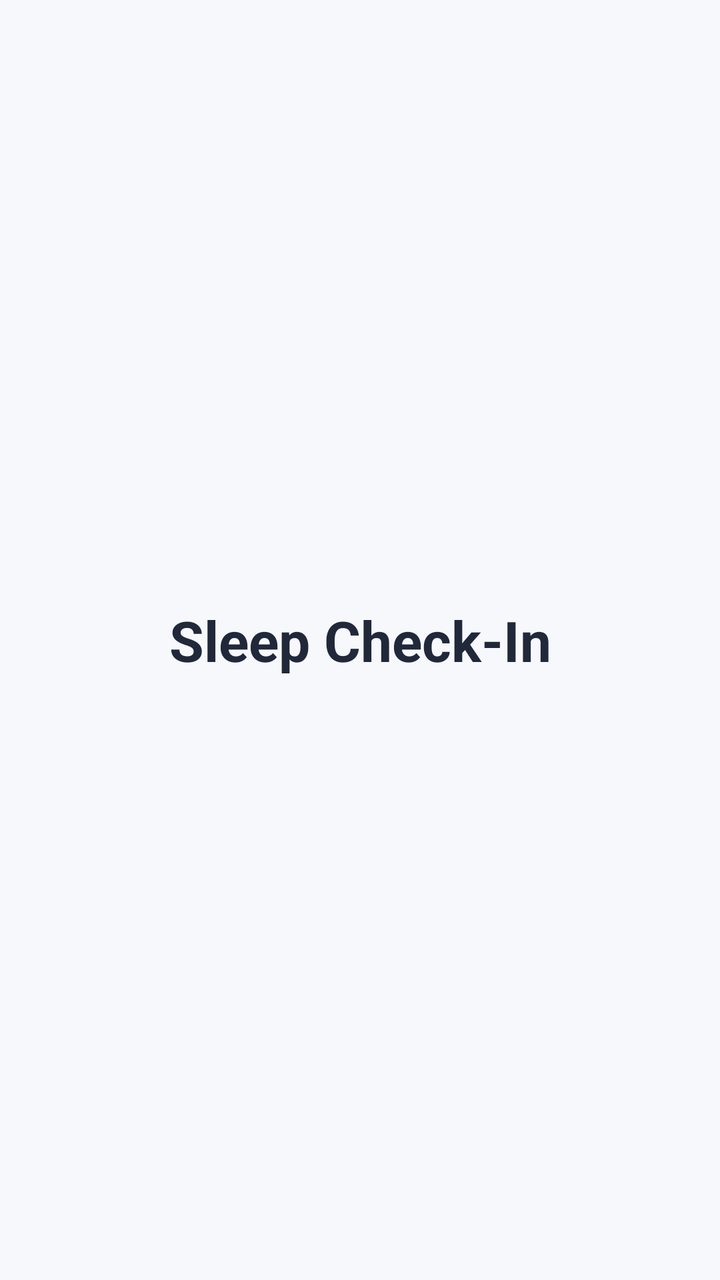
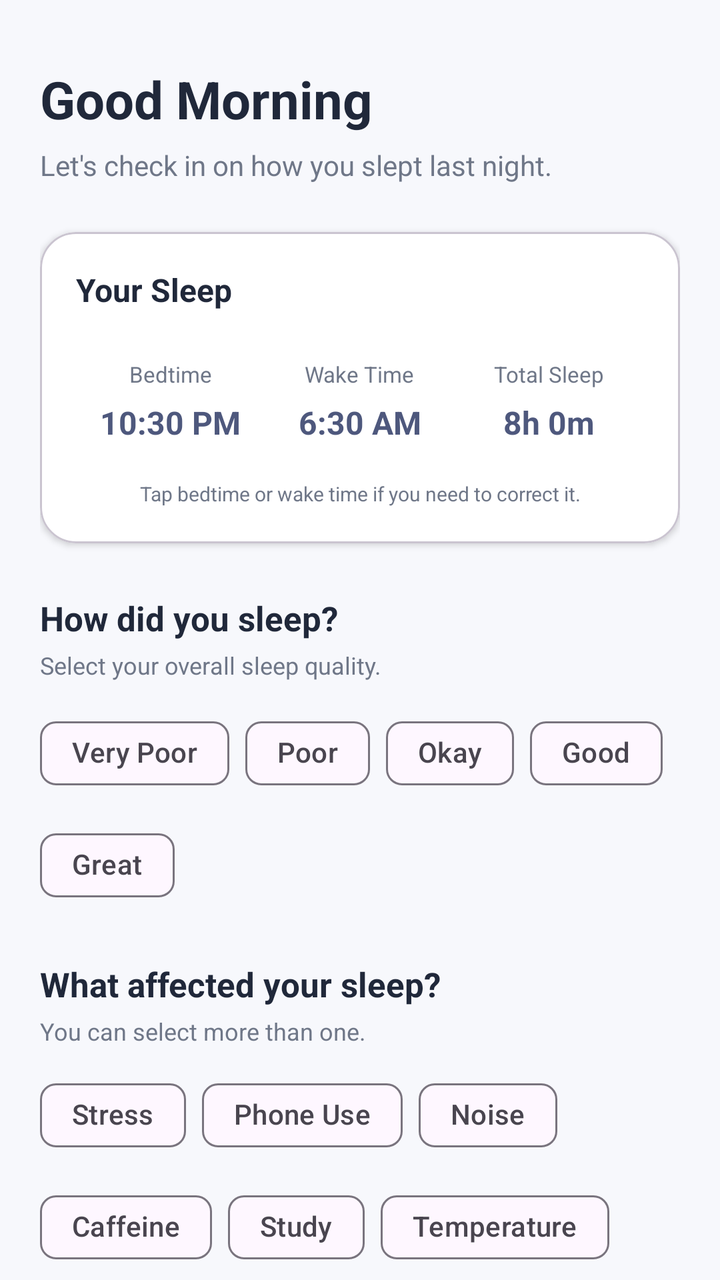

An Android layout rendered at two revisions. The XML below is the earlier revision; the diff shows what the commit changed to produce the second picture.
<!-- AndroidManifest.xml: application theme Theme.MoodMateSleep -->
<!-- res/layout/fragment_sleep_check_in.xml -->
<?xml version="1.0" encoding="utf-8"?>
<androidx.constraintlayout.widget.ConstraintLayout
    xmlns:android="http://schemas.android.com/apk/res/android"
    xmlns:app="http://schemas.android.com/apk/res-auto"
    android:layout_width="match_parent"
    android:layout_height="match_parent"
    android:background="@color/moodmate_background">

    <TextView
        android:layout_width="wrap_content"
        android:layout_height="wrap_content"
        android:text="Sleep Check-In"
        android:textColor="@color/moodmate_text_primary"
        android:textSize="28sp"
        android:textStyle="bold"
        app:layout_constraintBottom_toBottomOf="parent"
        app:layout_constraintEnd_toEndOf="parent"
        app:layout_constraintStart_toStartOf="parent"
        app:layout_constraintTop_toTopOf="parent" />

</androidx.constraintlayout.widget.ConstraintLayout>
<!-- resources referenced by this layout -->
<resources>
  <color name="moodmate_background">#F7F8FC</color>
  <color name="moodmate_text_primary">#20283A</color>
  <style name="Theme.MoodMateSleep" parent="Theme.Material3.DayNight.NoActionBar">
  
          <item name="colorPrimary">@color/moodmate_primary</item>
  
          <item name="colorSecondary">@color/moodmate_teal</item>
  
          <item name="android:colorAccent">@color/moodmate_teal</item>
  
          <item name="android:windowLightStatusBar">true</item>
  
          <item name="android:statusBarColor">@color/moodmate_background</item>
  
          <item name="android:navigationBarColor">@color/moodmate_background</item>
  
          <item name="android:windowBackground">@color/moodmate_background</item>
  
      </style>
  <color name="moodmate_primary">#4E587D</color>
  <color name="moodmate_teal">#78B8A8</color>
</resources>

<!-- the commit's change to res/layout/fragment_sleep_check_in.xml (unified diff, before → after) -->
@@ -1,21 +1,350 @@
 <?xml version="1.0" encoding="utf-8"?>
-<androidx.constraintlayout.widget.ConstraintLayout
+<ScrollView
     xmlns:android="http://schemas.android.com/apk/res/android"
     xmlns:app="http://schemas.android.com/apk/res-auto"
     android:layout_width="match_parent"
     android:layout_height="match_parent"
-    android:background="@color/moodmate_background">
-
-    <TextView
-        android:layout_width="wrap_content"
+    android:background="@color/moodmate_background"
+    android:fillViewport="true"
+    android:scrollbars="none">
+
+    <LinearLayout
+        android:layout_width="match_parent"
         android:layout_height="wrap_content"
-        android:text="Sleep Check-In"
-        android:textColor="@color/moodmate_text_primary"
-        android:textSize="28sp"
-        android:textStyle="bold"
-        app:layout_constraintBottom_toBottomOf="parent"
-        app:layout_constraintEnd_toEndOf="parent"
-        app:layout_constraintStart_toStartOf="parent"
-        app:layout_constraintTop_toTopOf="parent" />
-
-</androidx.constraintlayout.widget.ConstraintLayout>
+        android:orientation="vertical"
+        android:paddingStart="20dp"
+        android:paddingTop="32dp"
+        android:paddingEnd="20dp"
+        android:paddingBottom="32dp">
+
+        <TextView
+            android:id="@+id/tvCheckInTitle"
+            android:layout_width="match_parent"
+            android:layout_height="wrap_content"
+            android:text="Good Morning"
+            android:textColor="@color/moodmate_text_primary"
+            android:textSize="26sp"
+            android:textStyle="bold" />
+
+        <TextView
+            android:layout_width="match_parent"
+            android:layout_height="wrap_content"
+            android:layout_marginTop="6dp"
+            android:text="Let's check in on how you slept last night."
+            android:textColor="@color/moodmate_text_secondary"
+            android:textSize="14sp" />
+
+        
+        <com.google.android.material.card.MaterialCardView
+            android:layout_width="match_parent"
+            android:layout_height="wrap_content"
+            android:layout_marginTop="24dp"
+            app:cardBackgroundColor="@color/moodmate_card"
+            app:cardCornerRadius="18dp"
+            app:cardElevation="2dp">
+
+            <LinearLayout
+                android:layout_width="match_parent"
+                android:layout_height="wrap_content"
+                android:orientation="vertical"
+                android:padding="18dp">
+
+                <TextView
+                    android:layout_width="wrap_content"
+                    android:layout_height="wrap_content"
+                    android:text="Your Sleep"
+                    android:textColor="@color/moodmate_text_primary"
+                    android:textSize="16sp"
+                    android:textStyle="bold" />
+
+                <LinearLayout
+                    android:layout_width="match_parent"
+                    android:layout_height="wrap_content"
+                    android:layout_marginTop="18dp"
+                    android:orientation="horizontal"
+                    android:weightSum="3">
+
+                    
+                    <LinearLayout
+                        android:id="@+id/bedtimeBox"
+                        android:layout_width="0dp"
+                        android:layout_height="wrap_content"
+                        android:layout_weight="1"
+                        android:clickable="true"
+                        android:focusable="true"
+                        android:gravity="center"
+                        android:orientation="vertical"
+                        android:padding="6dp">
+
+                        <TextView
+                            android:layout_width="wrap_content"
+                            android:layout_height="wrap_content"
+                            android:text="Bedtime"
+                            android:textColor="@color/moodmate_text_secondary"
+                            android:textSize="11sp" />
+
+                        <TextView
+                            android:id="@+id/tvBedtimeValue"
+                            android:layout_width="wrap_content"
+                            android:layout_height="wrap_content"
+                            android:layout_marginTop="6dp"
+                            android:text="10:30 PM"
+                            android:textColor="@color/moodmate_primary"
+                            android:textSize="16sp"
+                            android:textStyle="bold" />
+
+                    </LinearLayout>
+
+                    
+                    <LinearLayout
+                        android:id="@+id/wakeTimeBox"
+                        android:layout_width="0dp"
+                        android:layout_height="wrap_content"
+                        android:layout_weight="1"
+                        android:clickable="true"
+                        android:focusable="true"
+                        android:gravity="center"
+                        android:orientation="vertical"
+                        android:padding="6dp">
+
+                        <TextView
+                            android:layout_width="wrap_content"
+                            android:layout_height="wrap_content"
+                            android:text="Wake Time"
+                            android:textColor="@color/moodmate_text_secondary"
+                            android:textSize="11sp" />
+
+                        <TextView
+                            android:id="@+id/tvWakeTimeValue"
+                            android:layout_width="wrap_content"
+                            android:layout_height="wrap_content"
+                            android:layout_marginTop="6dp"
+                            android:text="6:30 AM"
+                            android:textColor="@color/moodmate_primary"
+                            android:textSize="16sp"
+                            android:textStyle="bold" />
+
+                    </LinearLayout>
+
+                    
+                    <LinearLayout
+                        android:layout_width="0dp"
+                        android:layout_height="wrap_content"
+                        android:layout_weight="1"
+                        android:gravity="center"
+                        android:orientation="vertical"
+                        android:padding="6dp">
+
+                        <TextView
+                            android:layout_width="wrap_content"
+                            android:layout_height="wrap_content"
+                            android:text="Total Sleep"
+                            android:textColor="@color/moodmate_text_secondary"
+                            android:textSize="11sp" />
+
+                        <TextView
+                            android:id="@+id/tvDurationValue"
+                            android:layout_width="wrap_content"
+                            android:layout_height="wrap_content"
+                            android:layout_marginTop="6dp"
+                            android:text="8h 0m"
+                            android:textColor="@color/moodmate_primary"
+                            android:textSize="16sp"
+                            android:textStyle="bold" />
+
+                    </LinearLayout>
+
+                </LinearLayout>
+
+                <TextView
+                    android:layout_width="match_parent"
+                    android:layout_height="wrap_content"
+                    android:layout_marginTop="12dp"
+                    android:gravity="center"
+                    android:text="Tap bedtime or wake time if you need to correct it."
+                    android:textColor="@color/moodmate_text_secondary"
+                    android:textSize="10sp" />
+
+            </LinearLayout>
+
+        </com.google.android.material.card.MaterialCardView>
+
+        
+        <TextView
+            android:layout_width="wrap_content"
+            android:layout_height="wrap_content"
+            android:layout_marginTop="26dp"
+            android:text="How did you sleep?"
+            android:textColor="@color/moodmate_text_primary"
+            android:textSize="17sp"
+            android:textStyle="bold" />
+
+        <TextView
+            android:layout_width="wrap_content"
+            android:layout_height="wrap_content"
+            android:layout_marginTop="4dp"
+            android:text="Select your overall sleep quality."
+            android:textColor="@color/moodmate_text_secondary"
+            android:textSize="12sp" />
+
+        <com.google.android.material.chip.ChipGroup
+            android:id="@+id/chipGroupQuality"
+            android:layout_width="match_parent"
+            android:layout_height="wrap_content"
+            android:layout_marginTop="12dp"
+            app:selectionRequired="false"
+            app:singleSelection="true">
+
+            <com.google.android.material.chip.Chip
+                android:id="@+id/chipVeryPoor"
+                style="@style/Widget.Material3.Chip.Filter"
+                android:layout_width="wrap_content"
+                android:layout_height="wrap_content"
+                android:checkable="true"
+                android:text="Very Poor" />
+
+            <com.google.android.material.chip.Chip
+                android:id="@+id/chipPoor"
+                style="@style/Widget.Material3.Chip.Filter"
+                android:layout_width="wrap_content"
+                android:layout_height="wrap_content"
+                android:checkable="true"
+                android:text="Poor" />
+
+            <com.google.android.material.chip.Chip
+                android:id="@+id/chipOkay"
+                style="@style/Widget.Material3.Chip.Filter"
+                android:layout_width="wrap_content"
+                android:layout_height="wrap_content"
+                android:checkable="true"
+                android:text="Okay" />
+
+            <com.google.android.material.chip.Chip
+                android:id="@+id/chipGood"
+                style="@style/Widget.Material3.Chip.Filter"
+                android:layout_width="wrap_content"
+                android:layout_height="wrap_content"
+                android:checkable="true"
+                android:text="Good" />
+
+            <com.google.android.material.chip.Chip
+                android:id="@+id/chipGreat"
+                style="@style/Widget.Material3.Chip.Filter"
+                android:layout_width="wrap_content"
+                android:layout_height="wrap_content"
+                android:checkable="true"
+                android:text="Great" />
+
+        </com.google.android.material.chip.ChipGroup>
+
+        
+        <TextView
+            android:layout_width="wrap_content"
+            android:layout_height="wrap_content"
+            android:layout_marginTop="24dp"
+            android:text="What affected your sleep?"
+            android:textColor="@color/moodmate_text_primary"
+            android:textSize="17sp"
+            android:textStyle="bold" />
+
+        <TextView
+            android:layout_width="wrap_content"
+            android:layout_height="wrap_content"
+            android:layout_marginTop="4dp"
+            android:text="You can select more than one."
+            android:textColor="@color/moodmate_text_secondary"
+            android:textSize="12sp" />
+
+        <com.google.android.material.chip.ChipGroup
+            android:id="@+id/chipGroupFactors"
+            android:layout_width="match_parent"
+            android:layout_height="wrap_content"
+            android:layout_marginTop="10dp"
+            app:singleSelection="false">
+
+            <com.google.android.material.chip.Chip
+                android:id="@+id/chipStress"
+                style="@style/Widget.Material3.Chip.Filter"
+                android:layout_width="wrap_content"
+                android:layout_height="wrap_content"
+                android:checkable="true"
+                android:text="Stress" />
+
+            <com.google.android.material.chip.Chip
+                android:id="@+id/chipPhone"
+                style="@style/Widget.Material3.Chip.Filter"
+                android:layout_width="wrap_content"
+                android:layout_height="wrap_content"
+                android:checkable="true"
+                android:text="Phone Use" />
+
+            <com.google.android.material.chip.Chip
+                android:id="@+id/chipNoise"
+                style="@style/Widget.Material3.Chip.Filter"
+                android:layout_width="wrap_content"
+                android:layout_height="wrap_content"
+                android:checkable="true"
+                android:text="Noise" />
+
+            <com.google.android.material.chip.Chip
+                android:id="@+id/chipCaffeine"
+                style="@style/Widget.Material3.Chip.Filter"
+                android:layout_width="wrap_content"
+                android:layout_height="wrap_content"
+                android:checkable="true"
+                android:text="Caffeine" />
+
+            <com.google.android.material.chip.Chip
+                android:id="@+id/chipStudy"
+                style="@style/Widget.Material3.Chip.Filter"
+                android:layout_width="wrap_content"
+                android:layout_height="wrap_content"
+                android:checkable="true"
+                android:text="Study" />
+
+            <com.google.android.material.chip.Chip
+                android:id="@+id/chipTemperature"
+                style="@style/Widget.Material3.Chip.Filter"
+                android:layout_width="wrap_content"
+                android:layout_height="wrap_content"
+                android:checkable="true"
+                android:text="Temperature" />
+
+        </com.google.android.material.chip.ChipGroup>
+
+        
+        <com.google.android.material.textfield.TextInputLayout
+            android:id="@+id/noteInputLayout"
+            style="@style/Widget.Material3.TextInputLayout.OutlinedBox"
+            android:layout_width="match_parent"
+            android:layout_height="wrap_content"
+            android:layout_marginTop="24dp"
+            android:hint="Optional note">
+
+            <com.google.android.material.textfield.TextInputEditText
+                android:id="@+id/etSleepNote"
+                android:layout_width="match_parent"
+                android:layout_height="100dp"
+                android:gravity="top"
+                android:inputType="textMultiLine"
+                android:maxLines="4"
+                android:paddingTop="14dp"
+                android:textSize="14sp" />
+
+        </com.google.android.material.textfield.TextInputLayout>
+
+        <com.google.android.material.button.MaterialButton
+            android:id="@+id/btnContinue"
+            android:layout_width="match_parent"
+            android:layout_height="58dp"
+            android:layout_marginTop="24dp"
+            android:text="Continue"
+            android:textAllCaps="false"
+            android:textSize="16sp"
+            android:textStyle="bold"
+            app:backgroundTint="@color/moodmate_primary"
+            app:cornerRadius="28dp" />
+
+    </LinearLayout>
+
+</ScrollView>
<!-- resource entries referenced after the edit -->
@@ -1,7 +1,10 @@
 <!-- resources referenced by this layout -->
 <resources>
   <color name="moodmate_background">#F7F8FC</color>
+  <color name="moodmate_card">#FFFFFF</color>
+  <color name="moodmate_primary">#4E587D</color>
   <color name="moodmate_text_primary">#20283A</color>
+  <color name="moodmate_text_secondary">#6F7788</color>
   <style name="Theme.MoodMateSleep" parent="Theme.Material3.DayNight.NoActionBar">
   
           <item name="colorPrimary">@color/moodmate_primary</item>
@@ -19,7 +22,6 @@
           <item name="android:windowBackground">@color/moodmate_background</item>
   
       </style>
-  <color name="moodmate_primary">#4E587D</color>
   <color name="moodmate_teal">#78B8A8</color>
 </resources>
 
